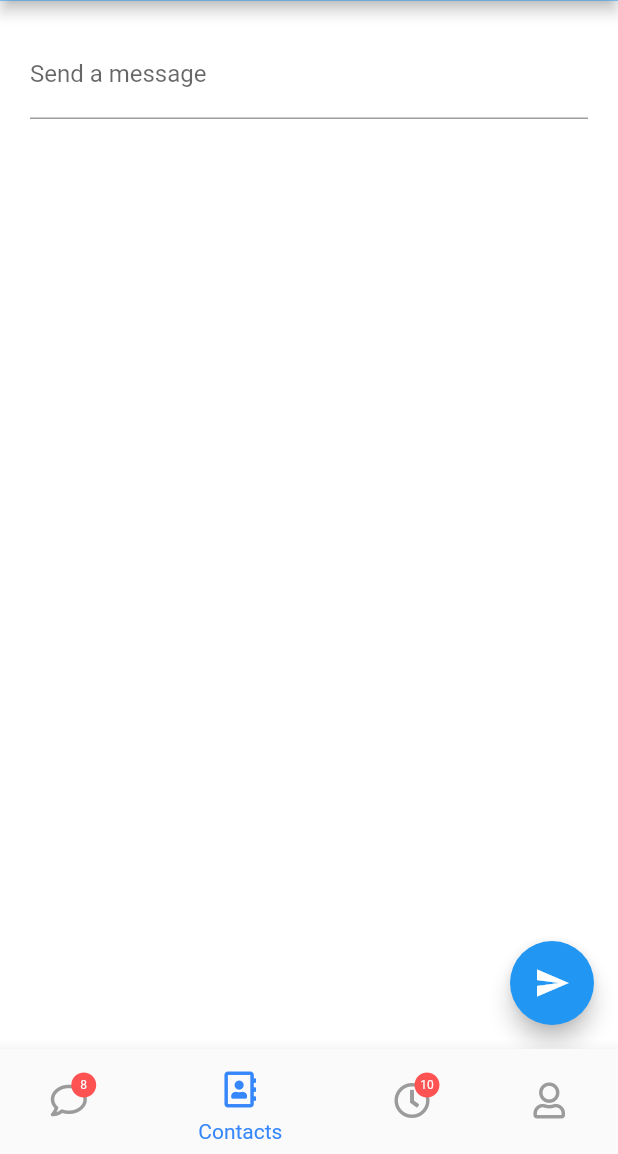
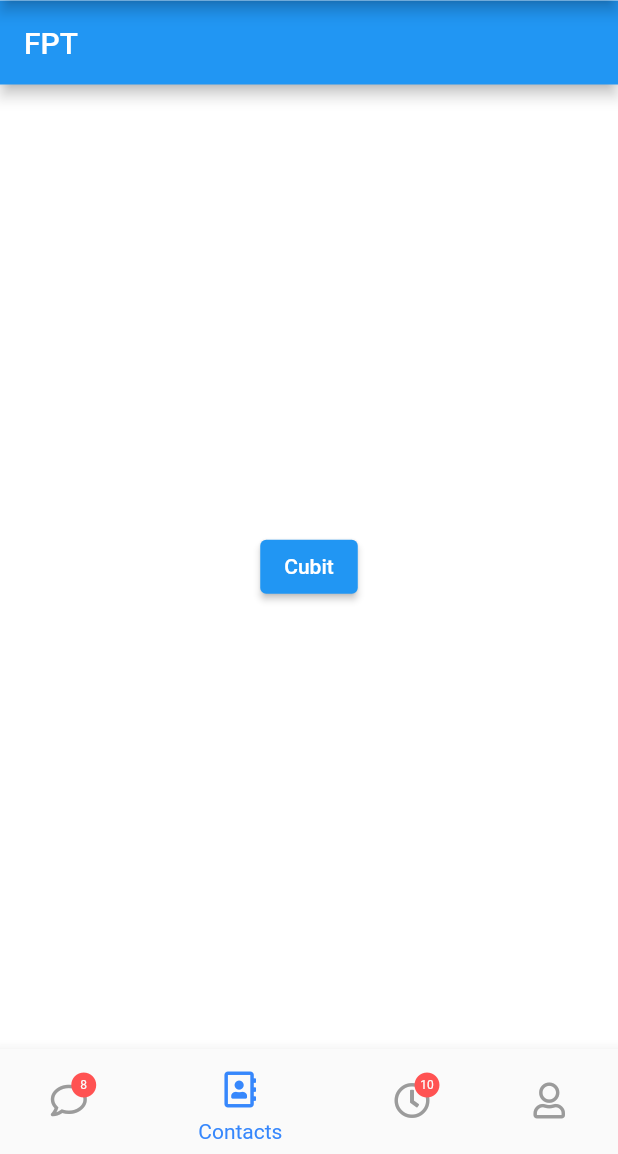
Before and after one commit to locdg/zago, a Flutter app: the screen it shows after launch, swiped to page 2, on a phone screen of 412 x 824 dp, the part 82-1236 px from its top. Run offline on Flutter 3.47's test engine with Material 2 defaults, Android fonts, the phone set to English and light mode, and no system bars; our stand-ins replace bloc, camera, dio, easy_localization, equatable, flutter_bloc and 6 more; network calls fail.

Commit message:
add cubit

```diff
--- /dev/null
+++ b/zago/lib/modules/cubit/app_cubit.dart
@@ -0,0 +1,23 @@
+import 'package:bloc/bloc.dart';
+import 'package:zago/common/abstract/my_loc.dart';
+import 'package:zago/modules/cubit/app_cubit_states.dart';
+import 'package:zago/modules/messages/model/messsage.dart';
+import 'package:zago/modules/messages/repo/message_repo.dart';
+
+class AppCubits extends Cubit<CubitStates> {
+  AppCubits(this.messageRepo) : super(InitialState()) {
+    emit(WelcomeState());
+  }
+
+  final MessageRepo messageRepo;
+  late final List<Message> list;
+  Future<void> getData() async {
+    try {
+      emit(LoadingState());
+      list = await messageRepo.getListMessage();
+      emit(LoadedState(list));
+    } catch (e) {
+      dlog(e);
+    }
+  }
+}
--- /dev/null
+++ b/zago/lib/modules/cubit/app_cubit_logic.dart
@@ -0,0 +1,41 @@
+import 'package:flutter/material.dart';
+import 'package:flutter_bloc/flutter_bloc.dart';
+import 'package:zago/modules/cubit/app_cubit.dart';
+import 'package:zago/modules/cubit/app_cubit_states.dart';
+
+class AppCubitLogics extends StatefulWidget {
+  const AppCubitLogics({Key? key}) : super(key: key);
+
+  @override
+  State<AppCubitLogics> createState() => _AppCubitLogicsState();
+}
+
+class _AppCubitLogicsState extends State<AppCubitLogics> {
+  @override
+  Widget build(BuildContext context) {
+    return Scaffold(
+      appBar: AppBar(title: const Text('FPT')),
+      body: BlocBuilder<AppCubits, CubitStates>(builder: (context, state) {
+        if (state is WelcomeState) {
+          return Container(
+              alignment: Alignment.center,
+              child: ElevatedButton(
+                child: const Text('Cubit'),
+                onPressed: () {
+                  BlocProvider.of<AppCubits>(context).getData();
+                },
+              ));
+        }
+        if (state is LoadingState) {
+          return const Center(
+              child: CircularProgressIndicator(color: Colors.red));
+        }
+        if (state is LoadedState) {
+          return Text(state.listMessage.toString());
+        } else {
+          return Container();
+        }
+      }),
+    );
+  }
+}
--- /dev/null
+++ b/zago/lib/modules/cubit/app_cubit_states.dart
@@ -0,0 +1,27 @@
+import 'package:equatable/equatable.dart';
+import 'package:zago/modules/messages/model/messsage.dart';
+
+abstract class CubitStates extends Equatable {}
+
+class InitialState extends CubitStates {
+
+  @override
+  List<Object> get props => [];
+}
+
+class WelcomeState extends CubitStates {
+  @override
+  List<Object> get props => [];
+}
+
+class LoadingState extends CubitStates {
+  @override
+  List<Object> get props => [];
+}
+
+class LoadedState extends CubitStates {
+  LoadedState(this.listMessage);
+  final List<Message> listMessage;
+  @override
+  List<Object> get props => [listMessage];
+}
--- a/zago/lib/modules/home/ui/home_screen.dart
+++ b/zago/lib/modules/home/ui/home_screen.dart
@@ -1,10 +1,14 @@
 import 'package:flutter/material.dart';
+import 'package:flutter_bloc/flutter_bloc.dart';
 import 'package:font_awesome_flutter/font_awesome_flutter.dart';
 import 'package:zago/common/widget/badge.dart';
 import 'package:zago/modules/contacts/contact.dart';
+import 'package:zago/modules/cubit/app_cubit.dart';
+import 'package:zago/modules/cubit/app_cubit_logic.dart';
 
 import 'package:zago/modules/home/bloc/home_bloc.dart';
 import 'package:zago/modules/home/ui/components.dart/home_app_bar.dart';
+import 'package:zago/modules/messages/repo/message_repo.dart';
 import 'package:zago/modules/messages/ui/messsage_screen.dart';
 import 'package:zago/themes/app_colors.dart';
 import 'package:zago/themes/app_sizes.dart';
@@ -67,7 +71,10 @@ class _HomeScreenState extends State<HomeScreen> {
         },
         children: [
           const MessageScreen(),
-          const Contract(),
+          BlocProvider<AppCubits>(
+            create: (context)=> AppCubits(MessageRepo()),
+            child: const AppCubitLogics() ,
+          ),
           Container(color: Colors.green),
           Container(color: Colors.pink),
         ]);
--- a/zago/pubspec.yaml
+++ b/zago/pubspec.yaml
@@ -48,6 +48,9 @@ dependencies:
   image: ^3.1.3
   web_socket_channel: ^2.1.0
   socket_io_client: ^1.0.2
+  bloc: ^8.0.3
+  flutter_bloc: ^8.0.1
+  equatable: ^2.0.3
 
 dev_dependencies:
   flutter_test:
```
Also changed, not shown: zago/pubspec.lock, 2 other files.
